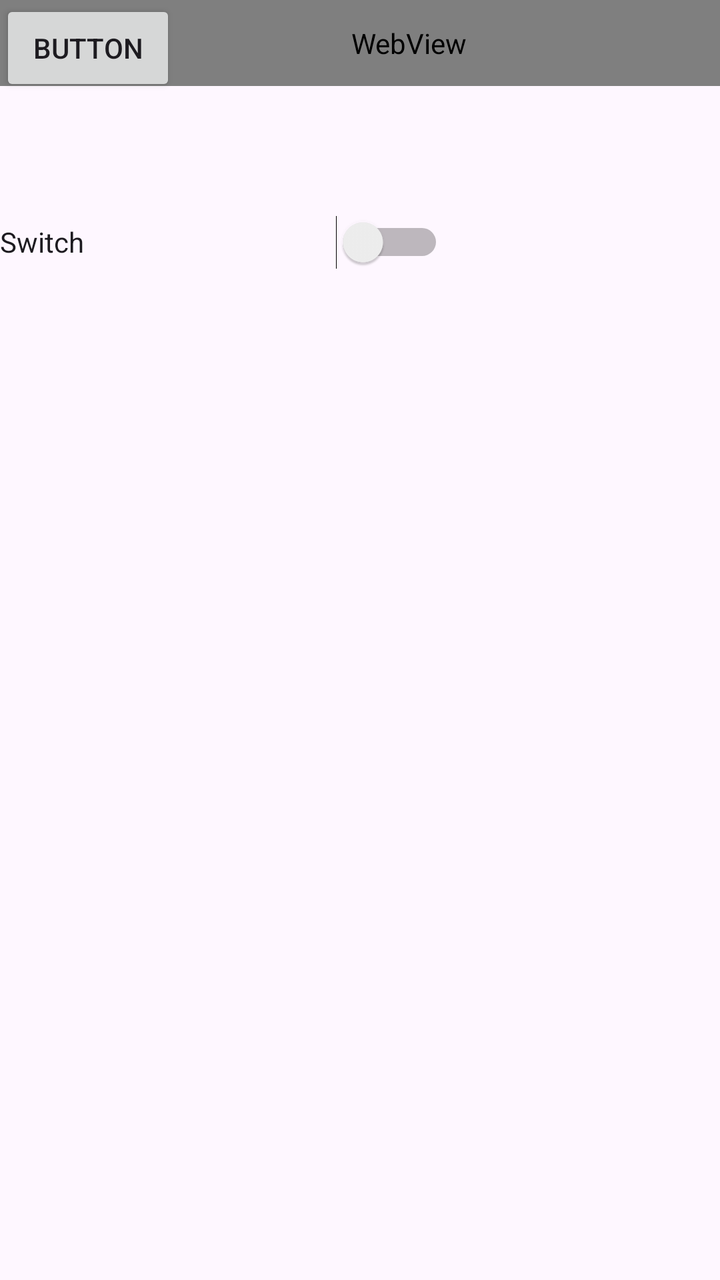
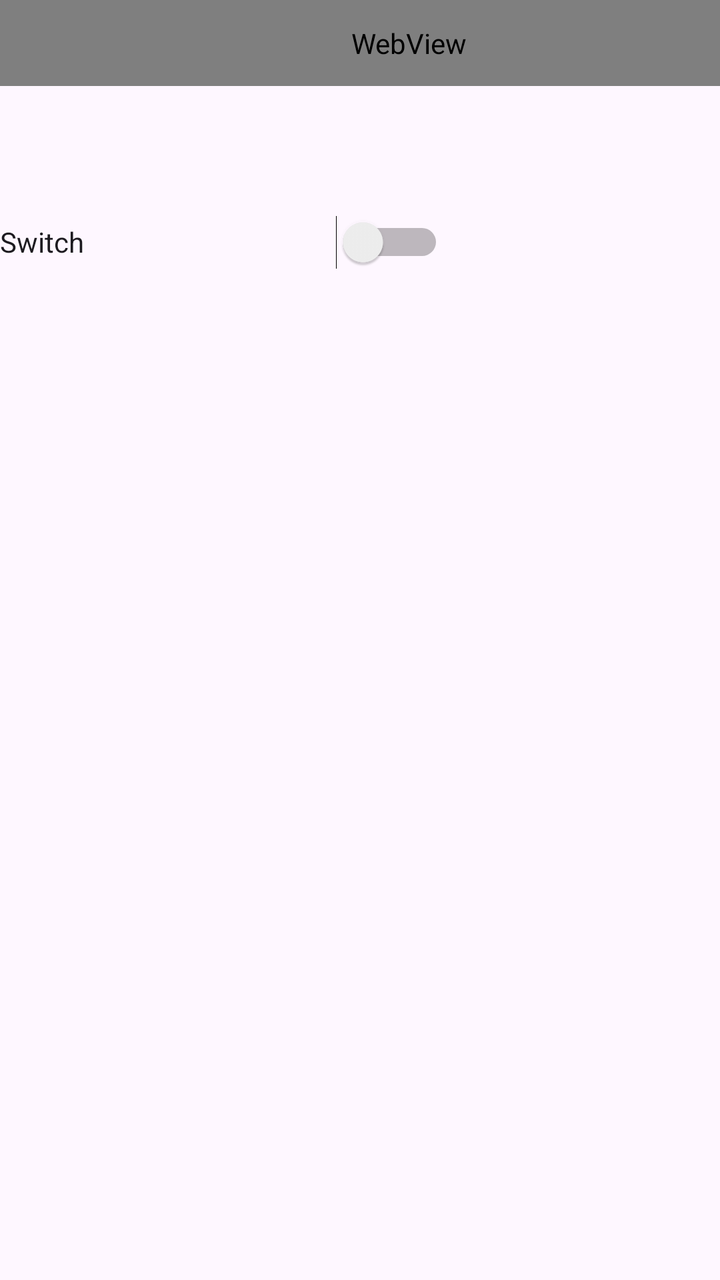

Two renders of the same Android screen: before a commit and after it. Below are the layout's source before the change and the commit's diff.
<!-- AndroidManifest.xml: application theme Theme.Lab02mad -->
<!-- res/layout/activity_main.xml -->
<?xml version="1.0" encoding="utf-8"?>
<androidx.constraintlayout.widget.ConstraintLayout xmlns:android="http://schemas.android.com/apk/res/android"
    xmlns:app="http://schemas.android.com/apk/res-auto"
    xmlns:tools="http://schemas.android.com/tools"
    android:layout_width="match_parent"
    android:layout_height="match_parent"
    tools:context=".MainActivity">

    <Button
        android:id="@+id/button"
        android:layout_width="wrap_content"
        android:layout_height="wrap_content"
        android:text="Button"
        tools:layout_editor_absoluteX="112dp"
        tools:layout_editor_absoluteY="478dp" />

    <EditText
        android:id="@+id/editTextText"
        android:layout_width="wrap_content"
        android:layout_height="wrap_content"
        android:ems="10"
        android:inputType="text"
        android:text="Name"
        tools:layout_editor_absoluteX="100dp"
        tools:layout_editor_absoluteY="192dp" />

    <EditText
        android:id="@+id/editTextText2"
        android:layout_width="wrap_content"
        android:layout_height="wrap_content"
        android:ems="10"
        android:inputType="text"
        android:text="Name"
        tools:layout_editor_absoluteX="81dp"
        tools:layout_editor_absoluteY="282dp" />

    <com.google.android.material.chip.Chip
        android:id="@+id/chip4"
        android:layout_width="wrap_content"
        android:layout_height="wrap_content"
        tools:layout_editor_absoluteX="255dp"
        tools:layout_editor_absoluteY="515dp" />

    <com.google.android.material.chip.ChipGroup
        android:layout_width="wrap_content"
        android:layout_height="wrap_content"
        tools:layout_editor_absoluteX="218dp"
        tools:layout_editor_absoluteY="119dp">

    </com.google.android.material.chip.ChipGroup>

    <Switch
        android:id="@+id/switch1"
        android:layout_width="222dp"
        android:layout_height="242dp"
        android:text="Switch"
        tools:layout_editor_absoluteX="102dp"
        tools:layout_editor_absoluteY="510dp" />

    <WebView
        android:id="@+id/webView"
        android:layout_width="409dp"
        android:layout_height="43dp"
        tools:layout_editor_absoluteX="1dp"
        tools:layout_editor_absoluteY="238dp" />

</androidx.constraintlayout.widget.ConstraintLayout>
<!-- resources referenced by this layout -->
<resources>
  <style name="Theme.Lab02mad" parent="Base.Theme.Lab02mad" />
  <style name="Base.Theme.Lab02mad" parent="Theme.Material3.DayNight.NoActionBar">
          
          
      </style>
</resources>

<!-- the commit's change to res/layout/activity_main.xml (unified diff, before → after) -->
@@ -5,14 +5,6 @@
     android:layout_width="match_parent"
     android:layout_height="match_parent"
     tools:context=".MainActivity">
-
-    <Button
-        android:id="@+id/button"
-        android:layout_width="wrap_content"
-        android:layout_height="wrap_content"
-        android:text="Button"
-        tools:layout_editor_absoluteX="112dp"
-        tools:layout_editor_absoluteY="478dp" />
 
     <EditText
         android:id="@+id/editTextText"
